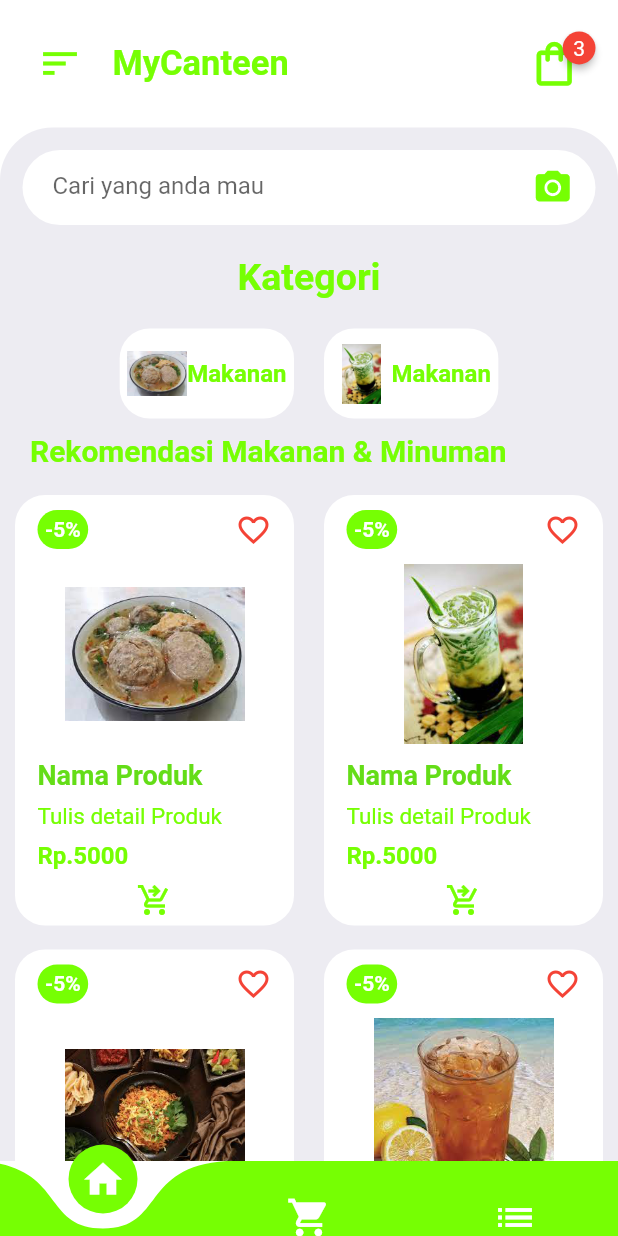
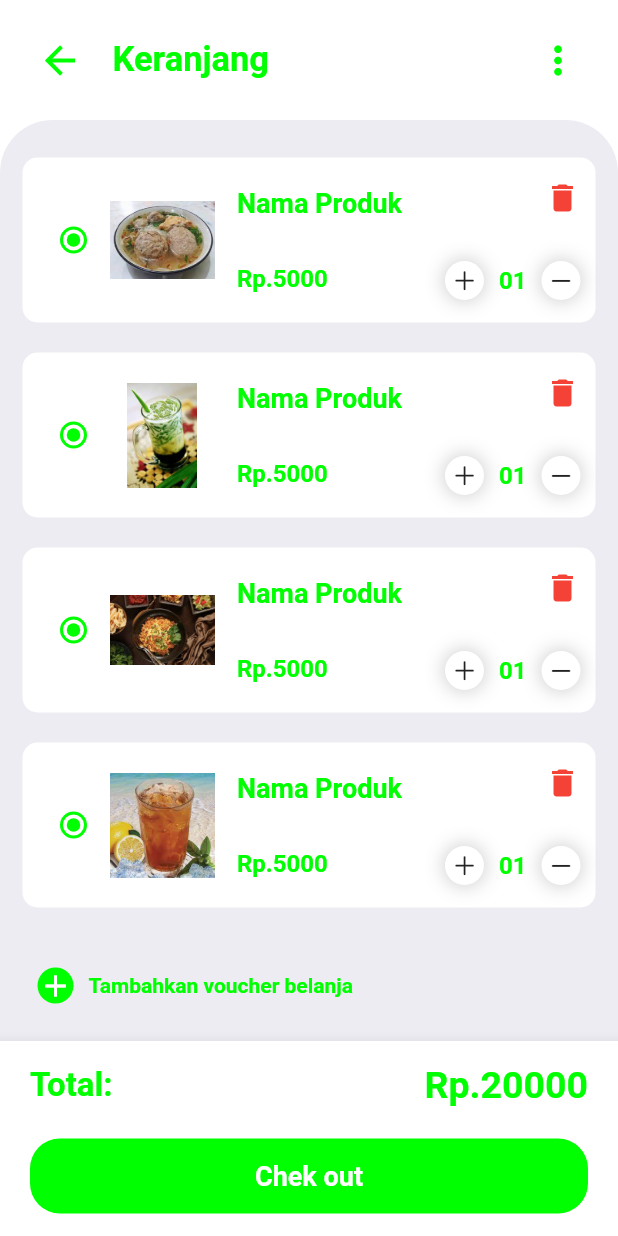
Before and after one commit to TurkhamM/Kelompok-4, a Flutter app: the screen it shows after launch, after a tap on the "shopping bag" icon, on a phone screen of 412 x 824 dp. Run offline on Flutter 3.47's test engine with Material 2 defaults, Android fonts, the phone set to English and light mode, and no system bars; drawn by our look-alikes of badges, curved_navigation_bar; missing offline and left inert: clippy_flutter.

Commit message:
menambah itemwidget

```diff
--- a/lib/main.dart
+++ b/lib/main.dart
@@ -1,5 +1,7 @@
 import 'package:flutter/material.dart';
 import 'package:splash/pages/Homepage.dart';
+import 'package:splash/pages/ItemsPage.dart';
+import 'package:splash/pages/cardPage.dart';
 
 void main() => runApp(MyApp());
 
@@ -11,7 +13,11 @@ class MyApp extends StatelessWidget {
       theme: ThemeData(
         scaffoldBackgroundColor: Colors.white,
       ),
-      routes: {"/": (context) => HomePage()},
+      routes: {
+        "/": (context) => HomePage(),
+        "cardPage": (context) => CardPage(),
+        "ItemsPage": (context) => ItemsPage(),
+      },
     );
   }
 }
--- /dev/null
+++ b/lib/pages/CardPage.dart
@@ -0,0 +1,66 @@
+import 'package:flutter/material.dart';
+import 'package:splash/widgets/CartAppBar.dart';
+import 'package:splash/widgets/CartBottomNavBar.dart';
+import 'package:splash/widgets/CartItemsSamples.dart';
+
+class CardPage extends StatelessWidget {
+  @override
+  Widget build(BuildContext context) {
+    return Scaffold(
+      body: ListView(
+        children: [
+          CartAppBar(),
+          Container(
+            // temporary height
+            height: 700,
+            padding: EdgeInsets.only(top: 15),
+            decoration: BoxDecoration(
+              color: Color(0xFFEDECF2),
+              borderRadius: BorderRadius.only(
+                topLeft: Radius.circular(35),
+                topRight: Radius.circular(35),
+              ),
+            ),
+            child: Column(
+              children: [
+                CartItemsSamples(),
+                Container(
+                  decoration: BoxDecoration(
+                    borderRadius: BorderRadius.circular(10),
+                  ),
+                  margin: EdgeInsets.symmetric(vertical: 20, horizontal: 15),
+                  padding: EdgeInsets.all(10),
+                  child: Row(
+                    children: [
+                      Container(
+                        decoration: BoxDecoration(
+                          color: Color(0xFF00FF00),
+                          borderRadius: BorderRadius.circular(20),
+                        ),
+                        child: Icon(
+                          Icons.add,
+                          color: Colors.white,
+                        ),
+                      ),
+                      Padding(
+                        padding: EdgeInsets.symmetric(horizontal: 10),
+                        child: Text(
+                          "Tambahkan voucher belanja",
+                          style: TextStyle(
+                            color: Color(0xFF00FF00),
+                            fontWeight: FontWeight.bold,
+                          ),
+                        ),
+                      ),
+                    ],
+                  ),
+                ),
+              ],
+            ),
+          ),
+        ],
+      ),
+      bottomNavigationBar: CartBottomNavBar(),
+    );
+  }
+}
--- a/lib/pages/Homepage.dart
+++ b/lib/pages/Homepage.dart
@@ -48,12 +48,13 @@ class HomePage extends StatelessWidget {
                       Icon(
                         Icons.camera_alt,
                         size: 27,
-                        color: Color(0xFF76FF03),
+                        color: Color(0xFF00FF00),
                       )
                     ],
                   ),
                 ),
                 Container(
+                  alignment: Alignment.centerLeft,
                   margin: EdgeInsets.symmetric(
                     vertical: 20,
                     horizontal: 10,
@@ -63,7 +64,7 @@ class HomePage extends StatelessWidget {
                     style: TextStyle(
                       fontSize: 25,
                       fontWeight: FontWeight.bold,
-                      color: Color(0xFF76FF03),
+                      color: Color(0xFF00FF00),
                     ),
                   ),
                 ),
@@ -76,7 +77,7 @@ class HomePage extends StatelessWidget {
                     style: TextStyle(
                       fontSize: 20,
                       fontWeight: FontWeight.bold,
-                      color: Color(0xFF76FF03),
+                      color: Color(0xFF00FF00),
                     ),
                   ),
                 ),
@@ -90,7 +91,7 @@ class HomePage extends StatelessWidget {
         backgroundColor: Colors.transparent,
         onTap: (value) {},
         height: 50,
-        color: Color(0xFF76FF03),
+        color: Color(0xFF00FF00),
         items: [
           Icon(
             Icons.home,
--- /dev/null
+++ b/lib/pages/ItemsPage.dart
@@ -0,0 +1,35 @@
+import 'package:clippy_flutter/clippy_flutter.dart';
+import 'package:flutter/material.dart';
+import 'package:splash/widgets/ItemsAppBar.dart';
+
+class ItemsPage extends StatelessWidget {
+  @override
+  Widget build(BuildContext context) {
+    return Scaffold(
+      backgroundColor: Color(0xFFEDECF2),
+      body: ListView(
+        children: [
+          ItemsAppBar(),
+          Padding(
+            padding: EdgeInsets.all(16),
+            child: Image.asset("images/1.png", height: 300),
+          ),
+          Arc(
+            edge: Edge.TOP,
+            arcType: ArcType.CONVEY,
+            height: 30,
+            child: Container(
+              width: double.infinity,
+              color: Colors.white,
+              child: Padding(
+                padding: EdgeInsets.symmetric(
+                  horizontal: 20,
+                ),
+              ),
+            ),
+          ),
+        ],
+      ),
+    );
+  }
+}
--- /dev/null
+++ b/lib/widgets/CartAppBar.dart
@@ -0,0 +1,42 @@
+import 'package:flutter/material.dart';
+
+class CartAppBar extends StatelessWidget {
+  Widget build(BuildContext context) {
+    return Container(
+      color: Colors.white,
+      padding: EdgeInsets.all(25),
+      child: Row(
+        children: [
+          InkWell(
+            onTap: () {
+              // kembali ke tab sebelumnya
+              Navigator.pop(context);
+            },
+            child: Icon(
+              Icons.arrow_back,
+              size: 30,
+              color: Color(0xFF00FF00),
+            ),
+          ),
+          Padding(
+            padding: EdgeInsets.only(left: 20),
+            child: Text(
+              "Keranjang",
+              style: TextStyle(
+                fontSize: 23,
+                fontWeight: FontWeight.bold,
+                color: Color(0xFF00FF00),
+              ),
+            ),
+          ),
+          Spacer(),
+          Icon(
+            Icons.more_vert,
+            size: 30,
+            color: Color(0xFF00FF00),
+          ),
+        ],
+      ),
+    );
+  }
+}
--- /dev/null
+++ b/lib/widgets/CartBottomNavBar.dart
@@ -0,0 +1,56 @@
+import 'package:flutter/material.dart';
+
+class CartBottomNavBar extends StatelessWidget {
+  @override
+  Widget build(BuildContext context) {
+    return BottomAppBar(
+      child: Container(
+        padding: EdgeInsets.symmetric(horizontal: 20, vertical: 15),
+        height: 130,
+        child: Column(
+          mainAxisAlignment: MainAxisAlignment.spaceBetween,
+          children: [
+            Row(
+              mainAxisAlignment: MainAxisAlignment.spaceBetween,
+              children: [
+                Text(
+                  "Total:",
+                  style: TextStyle(
+                    color: Color(0xFF00FF00),
+                    fontSize: 22,
+                    fontWeight: FontWeight.bold,
+                  ),
+                ),
+                Text(
+                  "Rp.20000",
+                  style: TextStyle(
+                    fontSize: 25,
+                    fontWeight: FontWeight.bold,
+                    color: Color(0xFF00FF00),
+                  ),
+                )
+              ],
+            ),
+            Container(
+              alignment: Alignment.center,
+              height: 50,
+              width: double.infinity,
+              decoration: BoxDecoration(
+                color: Color(0xFF00FF00),
+                borderRadius: BorderRadius.circular(20),
+              ),
+              child: Text(
+                "Chek out",
+                style: TextStyle(
+                  fontSize: 18,
+                  fontWeight: FontWeight.bold,
+                  color: Colors.white,
+                ),
+              ),
+            ),
+          ],
+        ),
+      ),
+    );
+  }
+}
--- /dev/null
+++ b/lib/widgets/CartItemsSamples.dart
@@ -0,0 +1,128 @@
+import 'package:flutter/cupertino.dart';
+import 'package:flutter/material.dart';
+
+class CartItemsSamples extends StatelessWidget {
+  @override
+  Widget build(BuildContext context) {
+    return Column(
+      children: [
+        for (int i = 1; i < 5; i++)
+          Container(
+            height: 110,
+            margin: EdgeInsets.symmetric(horizontal: 15, vertical: 10),
+            padding: EdgeInsets.all(10),
+            decoration: BoxDecoration(
+              color: Colors.white,
+              borderRadius: BorderRadius.circular(10),
+            ),
+            child: Row(
+              children: [
+                Radio(
+                  value: "",
+                  groupValue: "",
+                  activeColor: Color(0xFF00FF00),
+                  onChanged: (index) {},
+                ),
+                Container(
+                  height: 70,
+                  width: 70,
+                  margin: EdgeInsets.only(right: 15),
+                  child: Image.asset("images/$i.png"),
+                ),
+                Padding(
+                  padding: EdgeInsets.symmetric(vertical: 10),
+                  child: Column(
+                    crossAxisAlignment: CrossAxisAlignment.start,
+                    mainAxisAlignment: MainAxisAlignment.spaceBetween,
+                    children: [
+                      Text(
+                        "Nama Produk",
+                        style: TextStyle(
+                          fontSize: 18,
+                          fontWeight: FontWeight.bold,
+                          color: Color(0xFF00FF00),
+                        ),
+                      ),
+                      Text(
+                        "Rp.5000",
+                        style: TextStyle(
+                          fontSize: 16,
+                          fontWeight: FontWeight.bold,
+                          color: Color(0xFF00FF00),
+                        ),
+                      ),
+                    ],
+                  ),
+                ),
+                Spacer(),
+                Padding(
+                  padding: EdgeInsets.symmetric(vertical: 5),
+                  child: Column(
+                    crossAxisAlignment: CrossAxisAlignment.end,
+                    mainAxisAlignment: MainAxisAlignment.spaceBetween,
+                    children: [
+                      Icon(
+                        Icons.delete,
+                        color: Colors.red,
+                      ),
+                      Row(
+                        children: [
+                          Container(
+                            padding: EdgeInsets.all(4),
+                            decoration: BoxDecoration(
+                              color: Colors.white,
+                              borderRadius: BorderRadius.circular(20),
+                              boxShadow: [
+                                BoxShadow(
+                                  color: Colors.grey.withOpacity(0.5),
+                                  spreadRadius: 1,
+                                  blurRadius: 10,
+                                )
+                              ],
+                            ),
+                            child: Icon(
+                              CupertinoIcons.plus,
+                              size: 18,
+                            ),
+                          ),
+                          Container(
+                            margin: EdgeInsets.symmetric(horizontal: 10),
+                            child: Text(
+                              "01",
+                              style: TextStyle(
+                                fontSize: 16,
+                                fontWeight: FontWeight.bold,
+                                color: Color(0xFF00FF00),
+                              ),
+                            ),
+                          ),
+                          Container(
+                            padding: EdgeInsets.all(4),
+                            decoration: BoxDecoration(
+                              color: Colors.white,
+                              borderRadius: BorderRadius.circular(20),
+                              boxShadow: [
+                                BoxShadow(
+                                  color: Colors.grey.withOpacity(0.5),
+                                  spreadRadius: 1,
+                                  blurRadius: 10,
+                                )
+                              ],
+                            ),
+                            child: Icon(
+                              CupertinoIcons.minus,
+                              size: 18,
+                            ),
+                          ),
+                        ],
+                      ),
+                    ],
+                  ),
+                ),
+              ],
+            ),
+          ),
+      ],
+    );
+  }
+}
--- a/lib/widgets/CategoriesWidgets.dart
+++ b/lib/widgets/CategoriesWidgets.dart
@@ -29,7 +29,7 @@ class CategoriesWidgets extends StatelessWidget {
                     style: TextStyle(
                       fontWeight: FontWeight.bold,
                       fontSize: 16,
-                      color: Color(0xFF76FF03),
+                      color: Color(0xFF00FF00),
                     ),
                   ),
                 ],
--- a/lib/widgets/HomeAppBar.dart
+++ b/lib/widgets/HomeAppBar.dart
@@ -12,7 +12,7 @@ class HomeAppBar extends StatelessWidget {
           Icon(
             Icons.sort,
             size: 30,
-            color: Color(0xFF76FF03),
+            color: Color(0xFF00FF00),
           ),
           Padding(
             padding: EdgeInsets.only(left: 20),
@@ -21,7 +21,7 @@ class HomeAppBar extends StatelessWidget {
               style: TextStyle(
                 fontSize: 23,
                 fontWeight: FontWeight.bold,
-                color: Color(0xFF76FF03),
+                color: Color(0xFF00FF00),
               ),
             ),
           ),
@@ -36,11 +36,13 @@ class HomeAppBar extends StatelessWidget {
               ),
             ),
             child: InkWell(
-              onTap: () {},
+              onTap: () {
+                Navigator.pushNamed(context, "cardPage");
+              },
               child: Icon(
                 Icons.shopping_bag_outlined,
                 size: 35,
-                color: Color(0xFF76FF03),
+                color: Color(0xFF00FF00),
               ),
             ),
           ),
--- /dev/null
+++ b/lib/widgets/ItemsAppBar.dart
@@ -0,0 +1,42 @@
+import 'package:flutter/material.dart';
+
+class ItemsAppBar extends StatelessWidget {
+  @override
+  Widget build(BuildContext context) {
+    return Container(
+      color: Colors.white,
+      padding: EdgeInsets.all(25),
+      child: Row(
+        children: [
+          InkWell(
+            onTap: () {
+              Navigator.pop(context);
+            },
+            child: Icon(
+              Icons.arrow_back,
+              size: 30,
+              color: Color(0xFF00FF00),
+            ),
+          ),
+          Padding(
+            padding: EdgeInsets.only(left: 20),
+            child: Text(
+              "Produk",
+              style: TextStyle(
+                fontSize: 23,
+                fontWeight: FontWeight.bold,
+                color: Color(0xFF00FF00),
+              ),
+            ),
+          ),
+          Spacer(),
+          Icon(
+            Icons.favorite,
+            size: 30,
+            color: Colors.red,
+          ),
+        ],
+      ),
+    );
+  }
+}
--- a/lib/widgets/ItemsWidgets.dart
+++ b/lib/widgets/ItemsWidgets.dart
@@ -1,5 +1,3 @@
-import 'dart:html';
-
 import 'package:flutter/material.dart';
 
 class ItemsWidgets extends StatelessWidget {
@@ -26,11 +24,11 @@ class ItemsWidgets extends StatelessWidget {
                     Container(
                       padding: EdgeInsets.all(5),
                       decoration: BoxDecoration(
-                        color: Color(0xFF76FF03),
+                        color: Color(0xFF00FF00),
                         borderRadius: BorderRadius.circular(20),
                       ),
                       child: Text(
-                        "-5%",
+                        "Favorite",
                         style: TextStyle(
                           fontSize: 14,
                           color: Colors.white,
@@ -45,7 +43,9 @@ class ItemsWidgets extends StatelessWidget {
                   ],
                 ),
                 InkWell(
-                  onTap: () {},
+                  onTap: () {
+                    Navigator.pushNamed(context, "ItemsPage");
+                  },
                   child: Container(
                     margin: EdgeInsets.all(10),
                     child: Image.asset(
@@ -63,7 +63,7 @@ class ItemsWidgets extends StatelessWidget {
                     style: TextStyle(
                       fontSize: 18,
                       fontWeight: FontWeight.bold,
-                      color: Color(0xFF64DD17),
+                      color: Color(0xFF00FF00),
                     ),
                   ),
                 ),
@@ -73,7 +73,7 @@ class ItemsWidgets extends StatelessWidget {
                     "Tulis detail Produk",
                     style: TextStyle(
                       fontSize: 15,
-                      color: Color(0xFF76FF03),
+                      color: Color(0xFF00FF00),
                     ),
                   ),
                 ),
@@ -87,15 +87,15 @@ class ItemsWidgets extends StatelessWidget {
                         style: TextStyle(
                           fontSize: 16,
                           fontWeight: FontWeight.bold,
-                          color: Color(0xFF76FF03),
+                          color: Color(0xFF00FF00),
                         ),
+                      ),
+                      Icon(
+                        Icons.shopping_cart_checkout,
+                        color: Color(0xFF00FF00),
                       ),
                     ],
                   ),
-                ),
-                Icon(
-                  Icons.shopping_cart_checkout,
-                  color: Color(0xFF76FF03),
                 ),
               ],
             ),
--- a/pubspec.yaml
+++ b/pubspec.yaml
@@ -36,6 +36,8 @@ dependencies:
   cupertino_icons: ^1.0.2
   badges: ^2.0.3
   curved_navigation_bar: ^1.0.3
+  clippy_flutter: ^1.1.1
+
 
 dev_dependencies:
   flutter_test:
```
Also changed, not shown: pubspec.lock, 1 other file.
